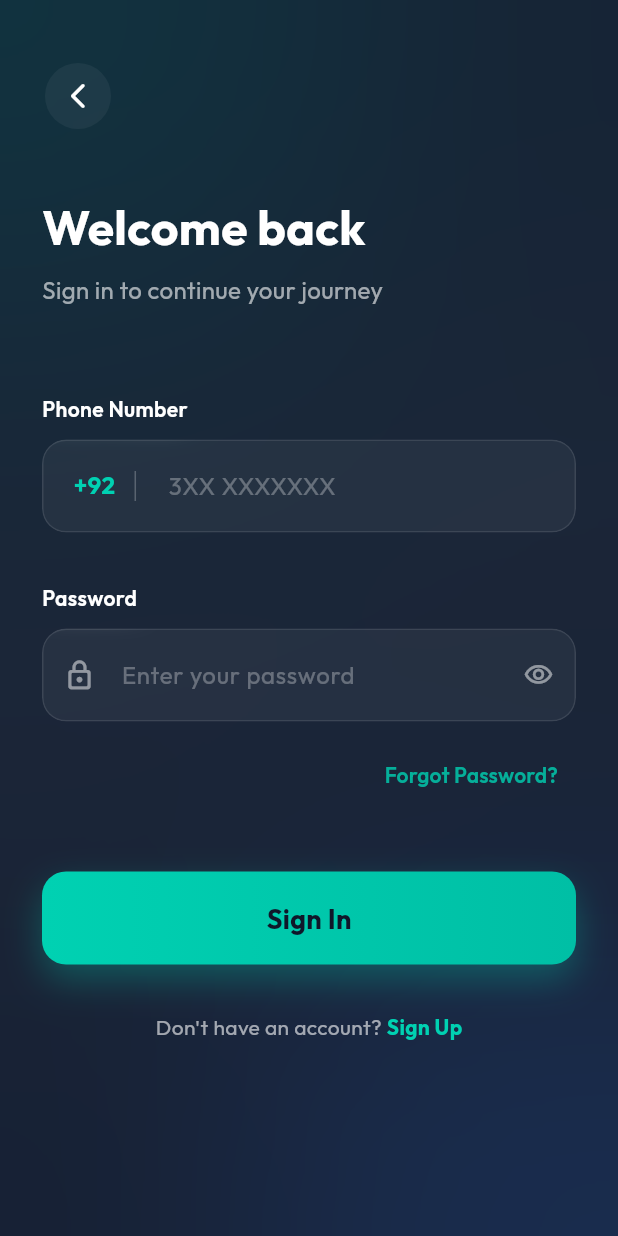
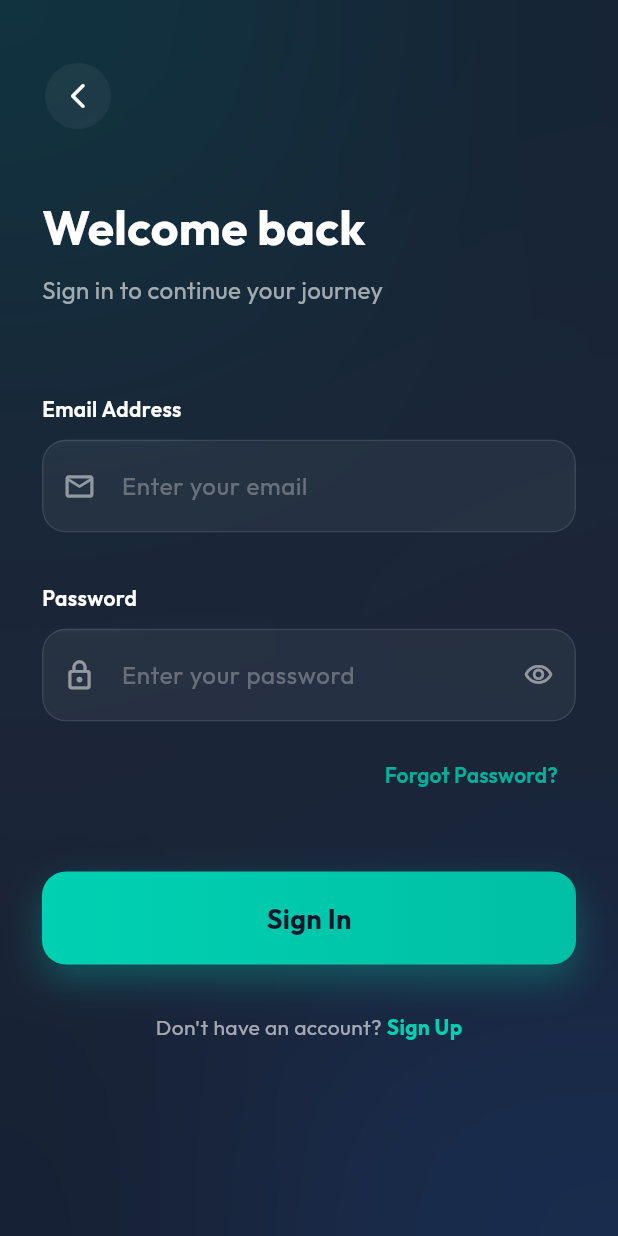
Before and after one commit to Wajhi-5092/Palm-pay, a Flutter app: the screen it shows after launch, after a tap on "Personal Account", on a phone screen of 412 x 824 dp. Run offline on Flutter 3.47's test engine with Material 3 defaults, Android fonts, the phone set to English and light mode, and no system bars; our stand-ins replace cloud_firestore, firebase_auth, firebase_core, google_fonts; accounts and stored records are empty; network calls fail.

Commit message:
feat: implement Firebase authentication and initial user account management screens

```diff
--- a/lib/main.dart
+++ b/lib/main.dart
@@ -2,10 +2,13 @@ import 'package:flutter/material.dart';
 import 'package:paypalm/screens/splash_screen.dart';
 import 'package:paypalm/theme/app_theme.dart';
 import 'package:firebase_core/firebase_core.dart';
+import 'firebase_options.dart';
 
 void main() async {
   WidgetsFlutterBinding.ensureInitialized();
-  await Firebase.initializeApp();
+  await Firebase.initializeApp(
+    options: DefaultFirebaseOptions.currentPlatform,
+  );
   runApp(const MyApp());
 }
 
--- a/lib/screens/user/account_screen.dart
+++ b/lib/screens/user/account_screen.dart
@@ -29,7 +29,8 @@ class AccountScreen extends StatelessWidget {
         ),
         centerTitle: true,
       ),
-      body: SingleChildScrollView(
+      body: SafeArea(
+        child: SingleChildScrollView(
           physics: const BouncingScrollPhysics(),
           child: Column(
             children: [
@@ -103,6 +104,7 @@ class AccountScreen extends StatelessWidget {
             ],
           ),
         ),
+      ),
     );
   }
 
--- a/lib/screens/user/account_settings_screen.dart
+++ b/lib/screens/user/account_settings_screen.dart
@@ -24,7 +24,8 @@ class AccountSettingsScreen extends StatelessWidget {
           onPressed: () => Navigator.pop(context),
         ),
       ),
-      body: SingleChildScrollView(
+      body: SafeArea(
+        child: SingleChildScrollView(
           physics: const BouncingScrollPhysics(),
           child: Padding(
             padding: const EdgeInsets.symmetric(horizontal: 16.0),
@@ -92,6 +93,7 @@ class AccountSettingsScreen extends StatelessWidget {
             ),
           ),
         ),
+      ),
       bottomNavigationBar: const BottomNav(activeIndex: 1),
       floatingActionButton: const CenterQRButton(),
       floatingActionButtonLocation: FloatingActionButtonLocation.centerDocked,
--- a/lib/screens/user/login_screen.dart
+++ b/lib/screens/user/login_screen.dart
@@ -2,6 +2,7 @@ import 'dart:ui';
 import 'package:flutter/material.dart';
 import 'home_page.dart';
 import 'register_screen.dart';
+import '../../services/auth_service.dart';
 
 class LoginScreen extends StatefulWidget {
   const LoginScreen({super.key});
@@ -11,15 +12,38 @@ class LoginScreen extends StatefulWidget {
 }
 
 class _LoginScreenState extends State<LoginScreen> {
-  final _phoneController = TextEditingController();
+  final _emailController = TextEditingController();
   final _passwordController = TextEditingController();
   bool _isPasswordVisible = false;
+  bool _isLoading = false;
 
-  void _handleLogin() {
-    // For now, just navigate to home page
+  Future<void> _handleLogin() async {
+    final email = _emailController.text.trim();
+    final password = _passwordController.text;
+
+    if (email.isEmpty || password.isEmpty) {
+      ScaffoldMessenger.of(context).showSnackBar(
+        const SnackBar(content: Text('Please fill in all fields')),
+      );
+      return;
+    }
+
+    setState(() => _isLoading = true);
+
+    try {
+      await AuthService().login(email, password);
+      if (!mounted) return;
       Navigator.of(context).pushReplacement(
         MaterialPageRoute(builder: (context) => const HomePage()),
       );
+    } catch (e) {
+      if (!mounted) return;
+      ScaffoldMessenger.of(context).showSnackBar(
+        SnackBar(content: Text(e.toString())),
+      );
+    } finally {
+      if (mounted) setState(() => _isLoading = false);
+    }
   }
 
   @override
@@ -93,11 +117,10 @@ class _LoginScreenState extends State<LoginScreen> {
                   // Inputs
                   _buildInputField(
                     padding: const EdgeInsets.symmetric(vertical: 10),
-                    controller: _phoneController,
-                    label: 'Phone Number',
-                    hint: '3XX XXXXXXX',
-                    icon: Icons.phone_outlined,
-                    isPhone: true,
+                    controller: _emailController,
+                    label: 'Email Address',
+                    hint: 'Enter your email',
+                    icon: Icons.email_outlined,
                   ),
                   const SizedBox(height: 24),
                   _buildInputField(
@@ -133,7 +156,7 @@ class _LoginScreenState extends State<LoginScreen> {
 
                   // Login Button
                   GestureDetector(
-                    onTap: _handleLogin,
+                    onTap: _isLoading ? null : _handleLogin,
                     child: Container(
                       width: double.infinity,
                       padding: const EdgeInsets.symmetric(vertical: 18),
@@ -150,8 +173,17 @@ class _LoginScreenState extends State<LoginScreen> {
                           ),
                         ],
                       ),
-                      child: const Center(
-                        child: Text(
+                      child: Center(
+                        child: _isLoading
+                            ? const SizedBox(
+                                width: 24,
+                                height: 24,
+                                child: CircularProgressIndicator(
+                                  color: Color(0xFF0F172A),
+                                  strokeWidth: 3,
+                                ),
+                              )
+                            : const Text(
                                 'Sign In',
                                 style: TextStyle(
                                   color: Color(0xFF0F172A),
--- a/lib/screens/user/transaction_history_screen.dart
+++ b/lib/screens/user/transaction_history_screen.dart
@@ -36,7 +36,8 @@ class _TransactionHistoryScreenState extends State<TransactionHistoryScreen> {
           ),
         ],
       ),
-      body: Column(
+      body: SafeArea(
+        child: Column(
           children: [
             _buildFilterSection(primaryBlue),
             _buildEStatementButton(context, primaryBlue),
@@ -44,6 +45,7 @@ class _TransactionHistoryScreenState extends State<TransactionHistoryScreen> {
               child: TransactionList(),
             ),
           ],
+        ),
       ),
     );
   }
--- a/lib/widgets/home/bottom_nav.dart
+++ b/lib/widgets/home/bottom_nav.dart
@@ -1,5 +1,6 @@
 import 'package:flutter/material.dart';
 import '../../screens/user/account_settings_screen.dart';
+import '../../screens/user/home_page.dart';
 
 class BottomNav extends StatelessWidget {
   final int activeIndex;
@@ -42,7 +43,10 @@ class BottomNav extends StatelessWidget {
                 isActive: activeIndex == 0,
                 onTap: () {
                   if (activeIndex != 0) {
-                    Navigator.of(context).popUntil((route) => route.isFirst);
+                    Navigator.of(context).push(PageRouteBuilder(
+                      pageBuilder: (context, animation, secondaryAnimation) =>
+                          const HomePage(),
+                    ));
                   }
                 },
               ),
```
Also changed, not shown: lib/screens/user/favourites_screen.dart (+8 -6 lines), lib/screens/user/register_screen.dart (+63 -5 lines), lib/services/auth_service.dart (added, +70 -0 lines), lib/firebase_options.dart (added). Lines whose indentation alone changed are shown as unchanged.
